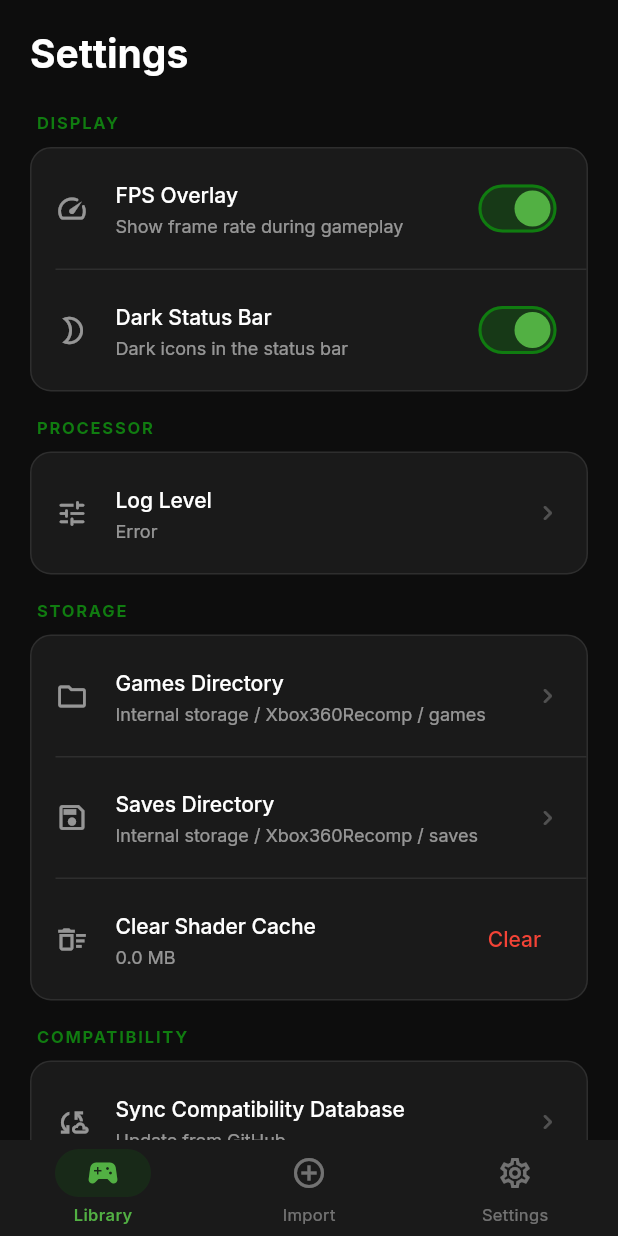
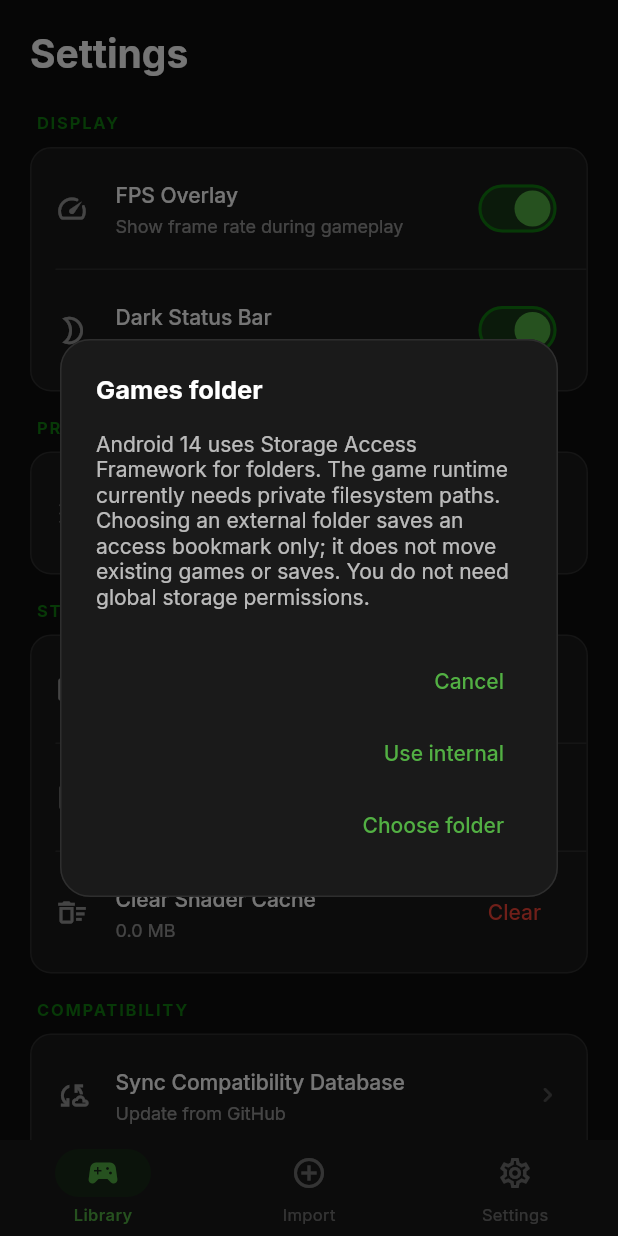
Before and after one commit to kuaan08/Android, a Flutter app: the SettingsScreen screen opened by its route, after a tap on "Games Directory", on a phone screen of 412 x 824 dp. Run offline on Flutter 3.47's test engine with Material 3 defaults, Android fonts, the light colour scheme and no system bars; our stand-ins replace file_picker, flutter_riverpod, freezed_annotation, go_router, google_fonts, hive_flutter and 2 more; missing offline and left inert: dart:ffi; accounts and stored records are empty; generated files the repository leaves out were written again.

Commit message:
Make Games/Saves Directory options functional with Android SAF and honest storage scope

```diff
--- a/viaxtrace/lib/features/settings/screens/settings_screen.dart
+++ b/viaxtrace/lib/features/settings/screens/settings_screen.dart
@@ -1,5 +1,6 @@
 import 'dart:io';
 import 'package:flutter/material.dart';
+import 'package:flutter/services.dart';
 import 'package:go_router/go_router.dart';
 import 'package:package_info_plus/package_info_plus.dart';
 import 'package:path_provider/path_provider.dart';
@@ -18,15 +19,21 @@ class _SettingsScreenState extends State<SettingsScreen> {
   bool _fpsOverlay = true;
   bool _darkStatusBar = true;
   int _logLevel = 1;
+  String _gamesFolder = 'App private library (managed automatically)';
+  String _savesFolder = 'App private saves (managed automatically)';
+  static const MethodChannel _storageChannel =
+      MethodChannel('com.viaxecomp.xbox360recomp/import');
 
   @override
   void initState() {
     super.initState();
     _loadInfo();
+    _loadDirectories();
   }
 
   Future<void> _loadInfo() async {
     final info = await PackageInfo.fromPlatform();
+    if (!mounted) return;
     setState(() => _version = '${info.version}+${info.buildNumber}');
     _computeCacheSize();
   }
@@ -136,15 +143,15 @@ class _SettingsScreenState extends State<SettingsScreen> {
                       _SelectTile(
                         icon: Icons.folder_outlined,
                         title: 'Games Directory',
-                        subtitle: 'Internal storage / Xbox360Recomp / games',
-                        onTap: () {},
+                        subtitle: _gamesFolder,
+                        onTap: () => _chooseDirectory('games'),
                       ),
                       const _Divider(),
                       _SelectTile(
                         icon: Icons.save_outlined,
                         title: 'Saves Directory',
-                        subtitle: 'Internal storage / Xbox360Recomp / saves',
-                        onTap: () {},
+                        subtitle: _savesFolder,
+                        onTap: () => _chooseDirectory('saves'),
                       ),
                       const _Divider(),
                       _SelectTile(
@@ -194,7 +201,7 @@ class _SettingsScreenState extends State<SettingsScreen> {
                         icon: Icons.code_rounded,
                         title: 'Source Code',
                         subtitle: 'Open on GitHub',
-                        onTap: () => launchUrl(Uri.parse('https://github.com/ViaXTrace/Xbox360RecompAndroid')),
+                        onTap: () => launchUrl(Uri.parse('https://github.com/kuaan08/Android')),
                       ),
                       const _Divider(),
                       _SelectTile(
@@ -213,6 +220,75 @@ class _SettingsScreenState extends State<SettingsScreen> {
         ),
       ),
     );
+  }
+
+  Future<void> _loadDirectories() async {
+    try {
+      final appDir = await getApplicationDocumentsDirectory();
+      for (final kind in ['games', 'saves']) {
+        final base = Directory(appDir.path + '/' + kind);
+        await base.create(recursive: true);
+        final setting = await _storageChannel.invokeMapMethod<String, dynamic>(
+          'getDirectory', {'kind': kind});
+        if (!mounted) return;
+        final name = setting?['name'] as String?;
+        final subtitle = (name == null || name.isEmpty)
+            ? 'App private: ' + base.path
+            : 'External bookmark: ' + name + ' (not used by JIT)';
+        setState(() {
+          if (kind == 'games') {
+            _gamesFolder = subtitle;
+          } else {
+            _savesFolder = subtitle;
+          }
+        });
+      }
+    } catch (error) {
+      if (mounted) _showStorageError(error);
+    }
+  }
+
+  void _showStorageError(Object error) {
+    ScaffoldMessenger.of(context).showSnackBar(SnackBar(
+      content: Text('Storage access failed: ' + error.toString()),
+      duration: const Duration(seconds: 8),
+    ));
+  }
+
+  Future<void> _chooseDirectory(String kind) async {
+    final answer = await showDialog<String>(
+      context: context,
+      builder: (ctx) => AlertDialog(
+        title: Text(kind == 'games' ? 'Games folder' : 'Saves folder'),
+        content: const Text(
+          'Android 14 uses Storage Access Framework for folders. '
+          'The game runtime currently needs private filesystem paths. '
+          'Choosing an external folder saves an access bookmark only; it does '
+          'not move existing games or saves. You do not need global storage permissions.'),
+        actions: [
+          TextButton(onPressed: () => Navigator.pop(ctx), child: const Text('Cancel')),
+          TextButton(
+            onPressed: () => Navigator.pop(ctx, 'reset'),
+            child: const Text('Use internal')),
+          TextButton(
+            onPressed: () => Navigator.pop(ctx, 'select'),
+            child: const Text('Choose folder')),
+        ],
+      ),
+    );
+    if (answer == null) return;
+    try {
+      if (answer == 'select') {
+        await _storageChannel.invokeMapMethod<String, dynamic>(
+          'chooseDirectory', {'kind': kind});
+      } else {
+        await _storageChannel.invokeMethod<void>(
+          'resetDirectory', {'kind': kind});
+      }
+      if (mounted) await _loadDirectories();
+    } catch (error) {
+      if (mounted) _showStorageError(error);
+    }
   }
 
   String _logLevelName(int l) => ['Quiet', 'Error', 'Warning', 'Info', 'Debug', 'Trace'][l.clamp(0, 5)];
```
